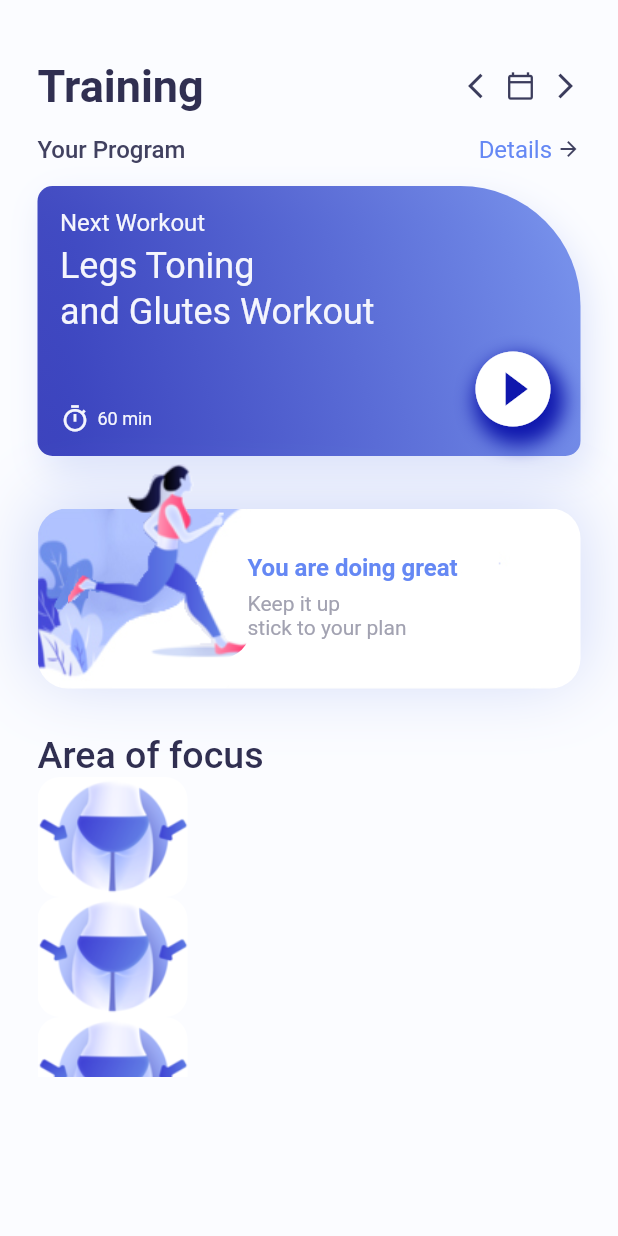
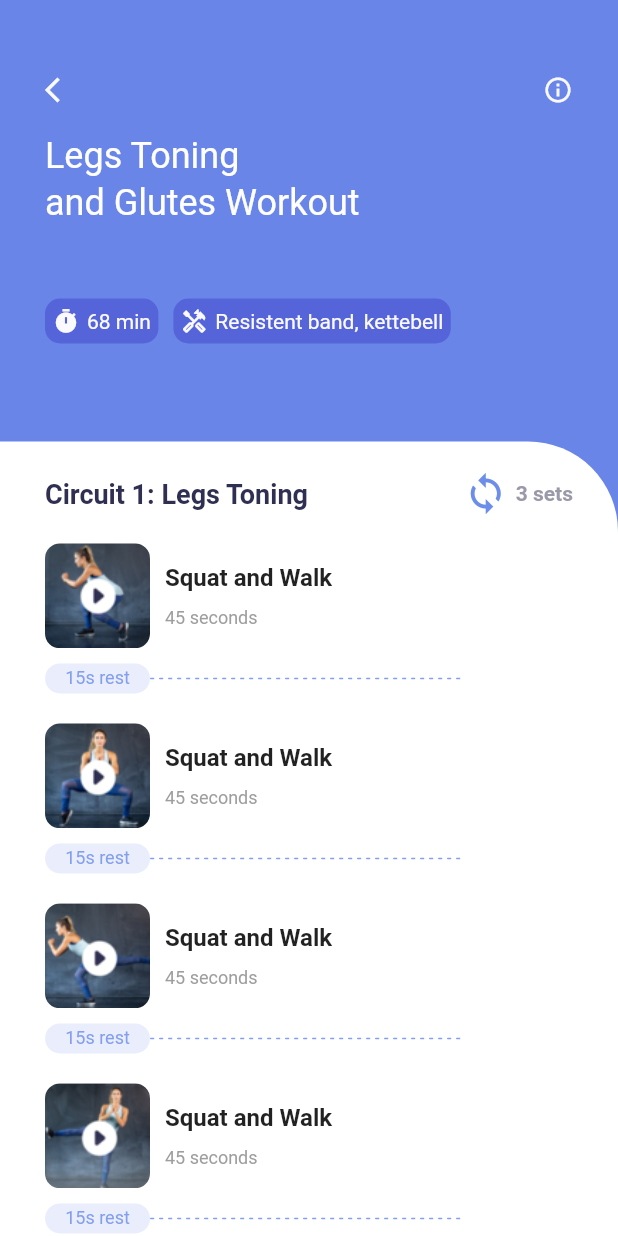
Before and after one commit to Emirhan-Kahya/training_app, a Flutter app: the screen it shows after launch, on a phone screen of 412 x 824 dp. Run offline on Flutter 3.47's test engine with Material 2 defaults, Android fonts, the phone set to English and light mode, and no system bars; our stand-ins replace get, video_player.

Commit message:
02/04/2022 - 08:53 PM

```diff
--- a/lib/main.dart
+++ b/lib/main.dart
@@ -1,5 +1,7 @@
 import 'package:flutter/material.dart';
 import 'package:training_app/screens/home_page.dart';
+import 'package:get/get.dart';
+import 'package:training_app/screens/video_info.dart';
 
 void main() {
   runApp(const MainScreen());
@@ -15,12 +17,12 @@ class MainScreen extends StatefulWidget {
 class _MainScreenState extends State<MainScreen> {
   @override
   Widget build(BuildContext context) {
-    return MaterialApp(
+    return GetMaterialApp(
       debugShowCheckedModeBanner: false,
       theme: ThemeData(
         primarySwatch: Colors.blue,
       ),
-      home: HomePage(),
+      home: VideoInfo(),
     );
   }
 }
--- a/lib/screens/home_page.dart
+++ b/lib/screens/home_page.dart
@@ -1,5 +1,8 @@
+import 'dart:convert';
+
 import 'package:flutter/material.dart';
-
+import 'package:get/get.dart';
+import 'package:training_app/screens/video_info.dart';
 import 'package:training_app/utils/colors.dart' as color;
 
 class HomePage extends StatefulWidget {
@@ -10,6 +13,19 @@ class HomePage extends StatefulWidget {
 }
 
 class _HomePageState extends State<HomePage> {
+  List info = [];
+  _initData(){
+    DefaultAssetBundle.of(context).loadString("json/info.json").then((value){
+      info = json.decode(value);
+    });
+  }
+
+  @override
+  void initState() {
+    super.initState();
+    _initData();
+  }
+
   @override
   Widget build(BuildContext context) {
     return Scaffold(
@@ -76,10 +92,15 @@ class _HomePageState extends State<HomePage> {
                         ),
                       ),
                       SizedBox(width: 3),
-                      Icon(
+                      InkWell(
+                        onTap: (){
+                          Get.to(()=>VideoInfo());
+                        },
+                        child: Icon(
                           Icons.arrow_forward,
                           size: 16,
                           color: color.AppColor.homePageIcons,
+                        ),
                       )
                     ],
                   ),
@@ -273,20 +294,51 @@ class _HomePageState extends State<HomePage> {
               Container(
                 width: double.maxFinite,
                 height: 200,
-                child: ListView.builder(
-                  itemCount: 4,
+                child: MediaQuery.removePadding(
+                  removeTop: true,
+                  context: context,
+                  child: GridView.builder(
+                    gridDelegate: const SliverGridDelegateWithFixedCrossAxisCount(crossAxisCount: 2),
+                    itemCount: info.length,
                     itemBuilder: (_, index) {
                       return Row(
+                        mainAxisAlignment: MainAxisAlignment.spaceAround,
                         children: [
                           Container(
-                          width: 100,
-                          height: 80,
+                            width: (MediaQuery.of(context).size.width-90)/2,
+                            height: 150,
+                            padding: EdgeInsets.only(bottom: 5),
+                            margin: EdgeInsets.only(bottom: 5, top: 15),
                             decoration: BoxDecoration(
+                              color: Colors.white,
                               borderRadius: BorderRadius.circular(15),
                               image: DecorationImage(
-                              fit: BoxFit.cover,
-                              image: AssetImage(
-                                "assets/images/ex1.png"
+                                image: AssetImage(info[index]['img']),
+                              ),
+                              boxShadow: [
+                                BoxShadow(
+                                  blurRadius: 3,
+                                  offset: Offset(5, 5),
+                                  color: color.AppColor.gradientSecond
+                                      .withOpacity(0.1),
+                                ),
+                                BoxShadow(
+                                  blurRadius: 3,
+                                  offset: Offset(-5, -5),
+                                  color: color.AppColor.gradientSecond
+                                      .withOpacity(0.1),
+                                ),
+                              ],
+                            ),
+                            child: Center(
+                              child: Align(
+                                alignment: Alignment.bottomCenter,
+                                child: Text(
+                                  info[index]['title'],
+                                  style: TextStyle(
+                                    fontSize: 20,
+                                    color: color.AppColor.homePageDetail,
+                                  ),
                                 ),
                               ),
                             ),
@@ -296,6 +348,7 @@ class _HomePageState extends State<HomePage> {
                     },
                   ),
                 ),
+              ),
             ],
           ),
         ),
--- /dev/null
+++ b/lib/screens/video_info.dart
@@ -0,0 +1,401 @@
+import 'dart:convert';
+
+import 'package:flutter/material.dart';
+import 'package:get/get.dart';
+
+import 'package:training_app/utils/colors.dart' as color;
+import 'package:video_player/video_player.dart';
+
+class VideoInfo extends StatefulWidget {
+  const VideoInfo({Key? key}) : super(key: key);
+
+  @override
+  State<VideoInfo> createState() => _VideoInfoState();
+}
+
+class _VideoInfoState extends State<VideoInfo> {
+  List videoInfo = [];
+  bool _playArea = false;
+  late VideoPlayerController _controller;
+  _initData() async {
+    await DefaultAssetBundle.of(context)
+        .loadString("json/videoinfo.json")
+        .then((value) {
+      setState(() {
+        videoInfo = json.decode(value);
+      });
+    });
+  }
+
+  @override
+  void initState() {
+    super.initState();
+    _initData();
+  }
+
+  @override
+  Widget build(BuildContext context) {
+    return Scaffold(
+      body: Container(
+        decoration: _playArea
+            ? BoxDecoration(
+                gradient: LinearGradient(
+                  colors: [
+                    color.AppColor.gradientFirst.withOpacity(0.9),
+                    color.AppColor.gradientSecond,
+                  ],
+                  begin: const FractionalOffset(0.0, 0.4),
+                  end: Alignment.topRight,
+                ),
+              )
+            : BoxDecoration(
+                color: color.AppColor.gradientSecond,
+              ),
+        child: Column(
+          children: [
+            _playArea == false
+                ? Container(
+                    padding: const EdgeInsets.only(
+                      top: 50,
+                      left: 30,
+                      right: 30,
+                    ),
+                    width: MediaQuery.of(context).size.width,
+                    height: MediaQuery.of(context).size.height / 2.8,
+                    child: Column(
+                      crossAxisAlignment: CrossAxisAlignment.start,
+                      children: [
+                        Row(
+                          mainAxisAlignment: MainAxisAlignment.spaceBetween,
+                          children: [
+                            InkWell(
+                              onTap: () {
+                                Get.back();
+                              },
+                              child: Icon(
+                                Icons.arrow_back_ios,
+                                size: 20,
+                                color: color.AppColor.secondPageIconColor,
+                              ),
+                            ),
+                            Icon(
+                              Icons.info_outline,
+                              size: 20,
+                              color: color.AppColor.secondPageIconColor,
+                            ),
+                          ],
+                        ),
+                        SizedBox(height: 20),
+                        Column(
+                          crossAxisAlignment: CrossAxisAlignment.start,
+                          children: [
+                            Text(
+                              "Legs Toning",
+                              style: TextStyle(
+                                  fontSize: 24,
+                                  color: color.AppColor.secondPageTitleColor),
+                            ),
+                            SizedBox(height: 3),
+                            Text(
+                              "and Glutes Workout",
+                              style: TextStyle(
+                                  fontSize: 24,
+                                  color: color.AppColor.secondPageTitleColor),
+                            ),
+                          ],
+                        ),
+                        SizedBox(height: 50),
+                        Row(
+                          children: [
+                            Container(
+                              height: 30,
+                              padding:
+                                  const EdgeInsets.symmetric(horizontal: 5),
+                              decoration: BoxDecoration(
+                                borderRadius: BorderRadius.circular(10),
+                                gradient: LinearGradient(
+                                  colors: [
+                                    color.AppColor
+                                        .secondPageContainerGradient1stColor,
+                                    color.AppColor
+                                        .secondPageContainerGradient1stColor,
+                                  ],
+                                  begin: Alignment.bottomLeft,
+                                  end: Alignment.topRight,
+                                ),
+                              ),
+                              child: Row(
+                                mainAxisAlignment: MainAxisAlignment.center,
+                                children: [
+                                  Icon(
+                                    Icons.timer,
+                                    size: 18,
+                                    color: color.AppColor.secondPageIconColor,
+                                  ),
+                                  SizedBox(width: 5),
+                                  Text(
+                                    "68 min",
+                                    style: TextStyle(
+                                        fontSize: 14,
+                                        color:
+                                            color.AppColor.secondPageIconColor),
+                                  ),
+                                ],
+                              ),
+                            ),
+                            SizedBox(width: 10),
+                            Container(
+                              height: 30,
+                              padding:
+                                  const EdgeInsets.symmetric(horizontal: 5),
+                              decoration: BoxDecoration(
+                                borderRadius: BorderRadius.circular(10),
+                                gradient: LinearGradient(
+                                  colors: [
+                                    color.AppColor
+                                        .secondPageContainerGradient1stColor,
+                                    color.AppColor
+                                        .secondPageContainerGradient1stColor,
+                                  ],
+                                  begin: Alignment.bottomLeft,
+                                  end: Alignment.topRight,
+                                ),
+                              ),
+                              child: Row(
+                                mainAxisAlignment: MainAxisAlignment.center,
+                                children: [
+                                  Icon(
+                                    Icons.handyman_outlined,
+                                    size: 18,
+                                    color: color.AppColor.secondPageIconColor,
+                                  ),
+                                  SizedBox(width: 5),
+                                  Text(
+                                    "Resistent band, kettebell",
+                                    style: TextStyle(
+                                        fontSize: 14,
+                                        color:
+                                            color.AppColor.secondPageIconColor),
+                                  ),
+                                ],
+                              ),
+                            ),
+                          ],
+                        ),
+                      ],
+                    ),
+                  )
+                : Container(
+                    child: Column(
+                      children: [
+                        Container(
+                          height: 100,
+                          padding: const EdgeInsets.only(top: 50, left: 30, right: 30),
+                          child: Row(
+                            mainAxisAlignment: MainAxisAlignment.spaceBetween,
+                            children: [
+                              InkWell(
+                                onTap: (){
+                                  debugPrint("tapped");
+                                },
+                                child: Icon(Icons.arrow_back_ios, size: 20, color: color.AppColor.secondPageTopIconColor,),
+                              ),
+                              Icon(Icons.info_outline, size: 20, color: color.AppColor.secondPageTopIconColor,)
+                            ],
+                          ),
+                        ),
+                        _playView(context),
+                      ],
+                    ),
+
+                  ),
+            Expanded(
+              child: Container(
+                padding: const EdgeInsets.only(top: 20.0, left: 30, right: 30),
+                decoration: BoxDecoration(
+                  color: Colors.white,
+                  borderRadius: BorderRadius.only(
+                    topRight: Radius.circular(60),
+                  ),
+                ),
+                child: Column(
+                  crossAxisAlignment: CrossAxisAlignment.start,
+                  children: [
+                    Row(
+                      mainAxisAlignment: MainAxisAlignment.spaceBetween,
+                      children: [
+                        Text(
+                          "Circuit 1: Legs Toning",
+                          style: TextStyle(
+                            fontSize: 18,
+                            fontWeight: FontWeight.bold,
+                            color: color.AppColor.circuitsColor,
+                          ),
+                        ),
+                        Row(
+                          children: [
+                            Icon(
+                              Icons.loop,
+                              size: 30,
+                              color: color.AppColor.loopColor,
+                            ),
+                            SizedBox(width: 5),
+                            Text(
+                              "3 sets",
+                              style: TextStyle(
+                                fontSize: 14,
+                                fontWeight: FontWeight.bold,
+                                color: color.AppColor.setsColor,
+                              ),
+                            ),
+                          ],
+                        ),
+                      ],
+                    ),
+                    SizedBox(height: 10),
+                    Expanded(
+                      child: _listView(),
+                    ),
+                  ],
+                ),
+              ),
+            ),
+          ],
+        ),
+      ),
+    );
+  }
+
+  Widget _playView(BuildContext context){
+    final controller = _controller;
+    if(controller!=null && controller.value.isInitialized){
+      return Container(
+        height: MediaQuery.of(context).size.height / 2.8,
+        width: MediaQuery.of(context).size.width / 1.3,
+        child: VideoPlayer(controller),
+      );
+    }
+    else{
+      return Text("Being initialized please wait");
+    }
+  }
+
+  _onTapVideo(int index){
+    final controller = VideoPlayerController.network(videoInfo[index]['videoUrl']);
+    _controller = controller;
+    setState(() {
+
+    });
+    controller..initialize().then((_){
+      _controller.play();
+      setState(() {
+
+      });
+    });
+  }
+
+  _listView() {
+    return ListView.builder(
+      padding: const EdgeInsets.symmetric(vertical: 8),
+      itemCount: videoInfo.length,
+      itemBuilder: (_, int index) {
+        return GestureDetector(
+          onTap: () {
+            _onTapVideo(index);
+            debugPrint(index.toString());
+            setState(() {
+              if (_playArea == false) {
+                _playArea = true;
+              }
+            });
+          },
+          child: _buildCard(index),
+        );
+      },
+    );
+  }
+
+  _buildCard(int index) {
+    return Container(
+      height: 120,
+      child: Column(
+        children: [
+          Row(
+            children: [
+              Container(
+                width: 70,
+                height: 70,
+                decoration: BoxDecoration(
+                  borderRadius: BorderRadius.circular(10),
+                  image: DecorationImage(
+                    fit: BoxFit.cover,
+                    image: AssetImage(
+                      videoInfo[index]['img'],
+                    ),
+                  ),
+                ),
+              ),
+              SizedBox(width: 10),
+              Column(
+                crossAxisAlignment: CrossAxisAlignment.start,
+                mainAxisAlignment: MainAxisAlignment.center,
+                children: [
+                  Text(
+                    videoInfo[index]['title'],
+                    style: TextStyle(
+                      fontSize: 16,
+                      fontWeight: FontWeight.bold,
+                    ),
+                  ),
+                  SizedBox(height: 10),
+                  Text(
+                    videoInfo[index]['time'],
+                    style: TextStyle(color: Colors.grey[500], fontSize: 12),
+                  ),
+                ],
+              ),
+            ],
+          ),
+          SizedBox(height: 10),
+          Row(
+            children: [
+              Container(
+                width: 70,
+                height: 20,
+                decoration: BoxDecoration(
+                  color: Color(0xFFeaeefc),
+                  borderRadius: BorderRadius.circular(10),
+                ),
+                child: Center(
+                  child: Text(
+                    "15s rest",
+                    style: TextStyle(color: Color(0xFF839fed), fontSize: 12),
+                  ),
+                ),
+              ),
+              Row(
+                children: [
+                  for (int i = 0; i < 70; i++)
+                    i.isEven
+                        ? Container(
+                            width: 3,
+                            height: 1,
+                            decoration: BoxDecoration(
+                              color: Color(0xFF839fed),
+                              borderRadius: BorderRadius.circular(2),
+                            ),
+                          )
+                        : Container(
+                            width: 3,
+                            height: 1,
+                            color: Colors.white,
+                          ),
+                ],
+              ),
+            ],
+          ),
+        ],
+      ),
+    );
+  }
+}
--- a/pubspec.yaml
+++ b/pubspec.yaml
@@ -34,7 +34,8 @@ dependencies:
   # The following adds the Cupertino Icons font to your application.
   # Use with the CupertinoIcons class for iOS style icons.
   cupertino_icons: ^1.0.2
-
+  get:
+  video_player:
 dev_dependencies:
   flutter_test:
     sdk: flutter
@@ -60,7 +61,7 @@ flutter:
   # To add assets to your application, add an assets section, like this:
   assets:
     - assets/images/
-
+    - json/
   # An image asset can refer to one or more resolution-specific "variants", see
   # https://flutter.dev/assets-and-images/#resolution-aware.
 
```
Also changed, not shown: json/info.json (+18 -0 lines), json/videoinfo.json (+26 -0 lines), pubspec.lock, 1 other file. Lines whose indentation alone changed are shown as unchanged.
